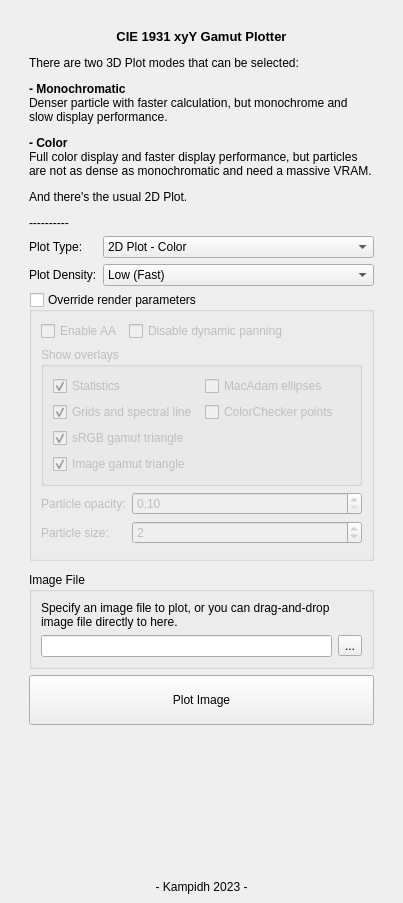
The window that mainwindow.ui (kampidh/Color-Gamut-Plotter-QtVer) describes before a commit, drawn with Qt 5.
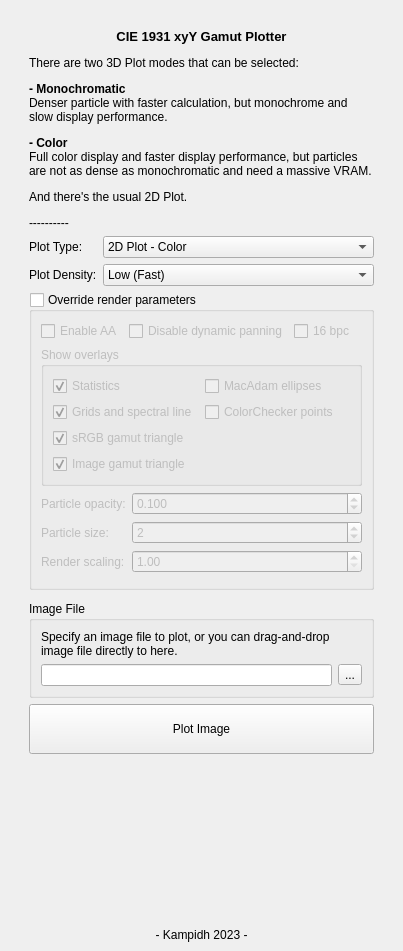
The same window after the commit.

Commit message:
2D plot: use QImage instead to be able to render 16 bpc
also laying off framework for wide gamut rendering

What changed in the file:
```diff
--- a/mainwindow.ui
+++ b/mainwindow.ui
@@ -7,7 +7,7 @@
     <x>0</x>
     <y>0</y>
     <width>403</width>
-    <height>903</height>
+    <height>951</height>
    </rect>
   </property>
   <property name="sizePolicy">
@@ -156,6 +156,13 @@
              </property>
             </widget>
            </item>
+           <item>
+            <widget class="QCheckBox" name="use16BitChk">
+             <property name="text">
+              <string>16 bpc</string>
+             </property>
+            </widget>
+           </item>
            <item>
             <spacer name="horizontalSpacer">
              <property name="orientation">
@@ -257,8 +264,11 @@
            </item>
            <item row="0" column="1">
             <widget class="QDoubleSpinBox" name="particleAlphaSpn">
+             <property name="decimals">
+              <number>3</number>
+             </property>
              <property name="minimum">
-              <double>0.100000000000000</double>
+              <double>0.001000000000000</double>
              </property>
              <property name="maximum">
               <double>1.000000000000000</double>
@@ -266,6 +276,9 @@
              <property name="singleStep">
               <double>0.100000000000000</double>
              </property>
+             <property name="value">
+              <double>0.100000000000000</double>
+             </property>
             </widget>
            </item>
            <item row="1" column="0">
@@ -288,6 +301,26 @@
              </property>
             </widget>
            </item>
+           <item row="2" column="0">
+            <widget class="QLabel" name="label_8">
+             <property name="text">
+              <string>Render scaling:</string>
+             </property>
+            </widget>
+           </item>
+           <item row="2" column="1">
+            <widget class="QDoubleSpinBox" name="renderScaleSpn">
+             <property name="minimum">
+              <double>1.000000000000000</double>
+             </property>
+             <property name="maximum">
+              <double>8.000000000000000</double>
+             </property>
+             <property name="singleStep">
+              <double>0.100000000000000</double>
+             </property>
+            </widget>
+           </item>
           </layout>
          </item>
          <item>
```
The commit also changes 7 other files.
